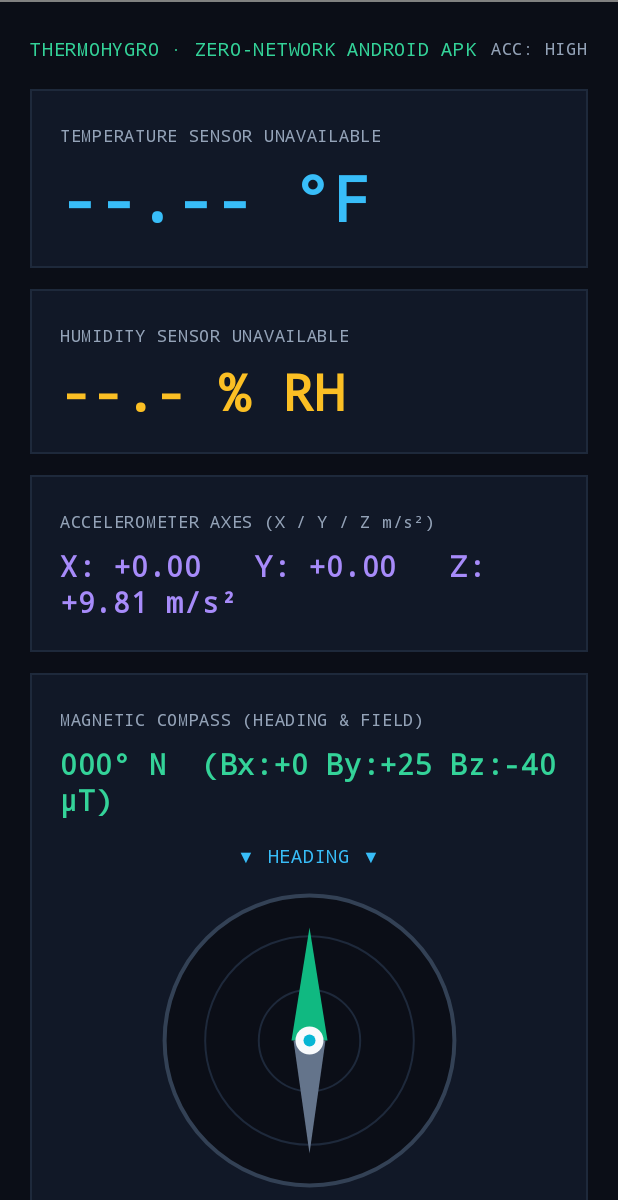
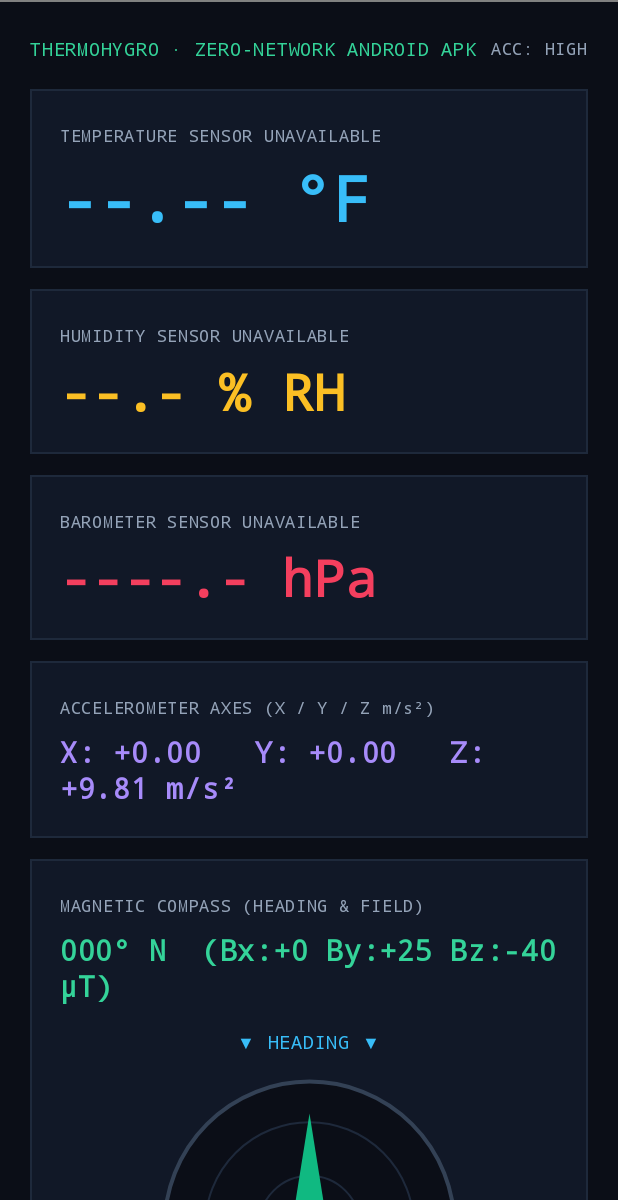
Before and after one commit to ervandarnell/AndroidViewSensors, an Android app built with Jetpack Compose: the screen it shows after launch (MainActivity), on a phone screen of 412 x 824 dp, the part 36-1236 px from its top. Run offline under Robolectric (Android 15) with nearby library versions, the light colour scheme and no system bars.

Commit message:
Add pressure sensor

```diff
--- a/app/src/main/AndroidManifest.xml
+++ b/app/src/main/AndroidManifest.xml
@@ -22,6 +22,9 @@
     <uses-feature
         android:name="android.hardware.sensor.compass"
         android:required="false" />
+    <uses-feature
+        android:name="android.hardware.sensor.barometer"
+        android:required="false" />
 
     <application
         android:allowBackup="false"
--- a/app/src/main/java/com/thermohygro/offlinesensor/MainActivity.kt
+++ b/app/src/main/java/com/thermohygro/offlinesensor/MainActivity.kt
@@ -38,16 +38,16 @@ import java.util.Locale
 import kotlin.math.ln
 
 /**
- * Zero-Network Android Thermometer (°F), Relative Humidity (% RH),
+ * Zero-Network Android Thermometer (°F), Relative Humidity (% RH), Barometer (hPa / inHg),
  * 3-Axis Accelerometer (X/Y/Z m/s²), and Magnetic Compass (0°–360° Heading & µT).
- * Reads hardware Sensor.TYPE_AMBIENT_TEMPERATURE (13), Sensor.TYPE_RELATIVE_HUMIDITY (12),
- * Sensor.TYPE_ACCELEROMETER (1), and Sensor.TYPE_MAGNETIC_FIELD (2) directly from SensorManager.
+ * Reads hardware sensors directly from SensorManager.
  */
 class MainActivity : ComponentActivity(), SensorEventListener {
 
     private lateinit var sensorManager: SensorManager
     private var ambientTempSensor: Sensor? = null
     private var relativeHumiditySensor: Sensor? = null
+    private var pressureSensor: Sensor? = null
     private var accelerometerSensor: Sensor? = null
     private var magnetometerSensor: Sensor? = null
 
@@ -58,6 +58,7 @@ class MainActivity : ComponentActivity(), SensorEventListener {
     // Reactive state holders for Compose UI
     private var rawCelsius by mutableStateOf<Float?>(null)
     private var relativeHumidity by mutableStateOf<Float?>(null)
+    private var rawPressureHpa by mutableStateOf<Float?>(null)
     private var usingBatteryFallback by mutableStateOf(false)
     private var accelX by mutableStateOf(0.0f)
     private var accelY by mutableStateOf(0.0f)
@@ -93,6 +94,7 @@ class MainActivity : ComponentActivity(), SensorEventListener {
         sensorManager = getSystemService(Context.SENSOR_SERVICE) as SensorManager
         ambientTempSensor = sensorManager.getDefaultSensor(Sensor.TYPE_AMBIENT_TEMPERATURE)
         relativeHumiditySensor = sensorManager.getDefaultSensor(Sensor.TYPE_RELATIVE_HUMIDITY)
+        pressureSensor = sensorManager.getDefaultSensor(Sensor.TYPE_PRESSURE)
         accelerometerSensor = sensorManager.getDefaultSensor(Sensor.TYPE_ACCELEROMETER)
         magnetometerSensor = sensorManager.getDefaultSensor(Sensor.TYPE_MAGNETIC_FIELD)
 
@@ -105,6 +107,7 @@ class MainActivity : ComponentActivity(), SensorEventListener {
                     ThermoHygroScreen(
                         rawTempC = rawCelsius,
                         rawRh = relativeHumidity,
+                        pressureHpa = rawPressureHpa,
                         tempOffsetC = calibrationTempOffsetC,
                         rhOffset = calibrationRhOffset,
                         accelX = accelX,
@@ -116,6 +119,7 @@ class MainActivity : ComponentActivity(), SensorEventListener {
                         compassHeadingDeg = compassHeadingDeg,
                         hasHardwareTemp = ambientTempSensor != null,
                         hasHardwareHumidity = relativeHumiditySensor != null,
+                        hasHardwareBarometer = pressureSensor != null,
                         usingBatteryFallback = usingBatteryFallback,
                         accuracy = sensorAccuracy
                     )
@@ -138,6 +142,10 @@ class MainActivity : ComponentActivity(), SensorEventListener {
         }
 
         relativeHumiditySensor?.let { sensor ->
+            sensorManager.registerListener(this, sensor, SensorManager.SENSOR_DELAY_UI)
+        }
+
+        pressureSensor?.let { sensor ->
             sensorManager.registerListener(this, sensor, SensorManager.SENSOR_DELAY_UI)
         }
 
@@ -169,6 +177,9 @@ class MainActivity : ComponentActivity(), SensorEventListener {
             }
             Sensor.TYPE_RELATIVE_HUMIDITY -> {
                 relativeHumidity = event.values[0]
+            }
+            Sensor.TYPE_PRESSURE -> {
+                rawPressureHpa = event.values[0]
             }
             Sensor.TYPE_ACCELEROMETER -> {
                 System.arraycopy(event.values, 0, gravityReading, 0, 3)
@@ -203,6 +214,13 @@ class MainActivity : ComponentActivity(), SensorEventListener {
 
 fun celsiusToFahrenheit(celsius: Float): Float = (celsius * 9.0f / 5.0f) + 32.0f
 
+fun hpaToInHg(hpa: Float): Float = hpa * 0.0295300f
+
+fun calculateAltitudeFeet(pressureHpa: Float): Float {
+    val meters = SensorManager.getAltitude(SensorManager.PRESSURE_STANDARD_ATMOSPHERE, pressureHpa)
+    return meters * 3.28084f
+}
+
 fun cardinalDirection(deg: Float): String {
     val dirs = arrayOf("N", "NE", "E", "SE", "S", "SW", "W", "NW")
     val idx = ((deg + 22.5f) / 45.0f).toInt() and 7
@@ -231,6 +249,7 @@ fun calculateHeatIndexFahrenheit(tempF: Float, rh: Float): Float {
 fun ThermoHygroScreen(
     rawTempC: Float?,
     rawRh: Float?,
+    pressureHpa: Float?,
     tempOffsetC: Float,
     rhOffset: Float,
     accelX: Float,
@@ -242,6 +261,7 @@ fun ThermoHygroScreen(
     compassHeadingDeg: Float,
     hasHardwareTemp: Boolean,
     hasHardwareHumidity: Boolean,
+    hasHardwareBarometer: Boolean,
     usingBatteryFallback: Boolean,
     accuracy: Int
 ) {
@@ -370,6 +390,58 @@ fun ThermoHygroScreen(
             }
         }
 
+        // Atmospheric Barometer Card
+        Column(
+            modifier = Modifier
+                .fillMaxWidth()
+                .background(Color(0xFF111827))
+                .border(1.dp, Color(0xFF1E293B))
+                .padding(20.dp)
+        ) {
+            val barometerSourceLabel = if (hasHardwareBarometer) {
+                "ATMOSPHERIC BAROMETER (SENSOR_TYPE_6)"
+            } else {
+                "BAROMETER SENSOR UNAVAILABLE"
+            }
+            Text(
+                text = barometerSourceLabel,
+                color = Color(0xFF94A3B8),
+                fontSize = 11.sp,
+                fontFamily = FontFamily.Monospace
+            )
+            Spacer(modifier = Modifier.height(6.dp))
+            Text(
+                text = pressureHpa?.let { String.format(Locale.US, "%.1f hPa", it) } ?: "----.- hPa",
+                color = Color(0xFFF43F5E),
+                fontSize = 34.sp,
+                fontWeight = FontWeight.Bold,
+                fontFamily = FontFamily.Monospace
+            )
+
+            if (pressureHpa != null) {
+                Spacer(modifier = Modifier.height(8.dp))
+                val inHg = hpaToInHg(pressureHpa)
+                val altFt = calculateAltitudeFeet(pressureHpa)
+                Row(
+                    modifier = Modifier.fillMaxWidth(),
+                    horizontalArrangement = Arrangement.SpaceBetween
+                ) {
+                    Text(
+                        text = String.format(Locale.US, "%.2f inHg", inHg),
+                        color = Color(0xFF94A3B8),
+                        fontSize = 12.sp,
+                        fontFamily = FontFamily.Monospace
+                    )
+                    Text(
+                        text = String.format(Locale.US, "Est. Alt: %,.0f ft", altFt),
+                        color = Color(0xFF94A3B8),
+                        fontSize = 12.sp,
+                        fontFamily = FontFamily.Monospace
+                    )
+                }
+            }
+        }
+
         // 3-Axis Accelerometer Card
         Column(
             modifier = Modifier
--- a/settings.gradle.kts
+++ b/settings.gradle.kts
@@ -4,6 +4,9 @@ pluginManagement {
         mavenCentral()
         gradlePluginPortal()
     }
+}
+plugins {
+    id("org.gradle.toolchains.foojay-resolver-convention") version "0.8.0"
 }
 dependencyResolutionManagement {
     repositoriesMode.set(RepositoriesMode.FAIL_ON_PROJECT_REPOS)
```
